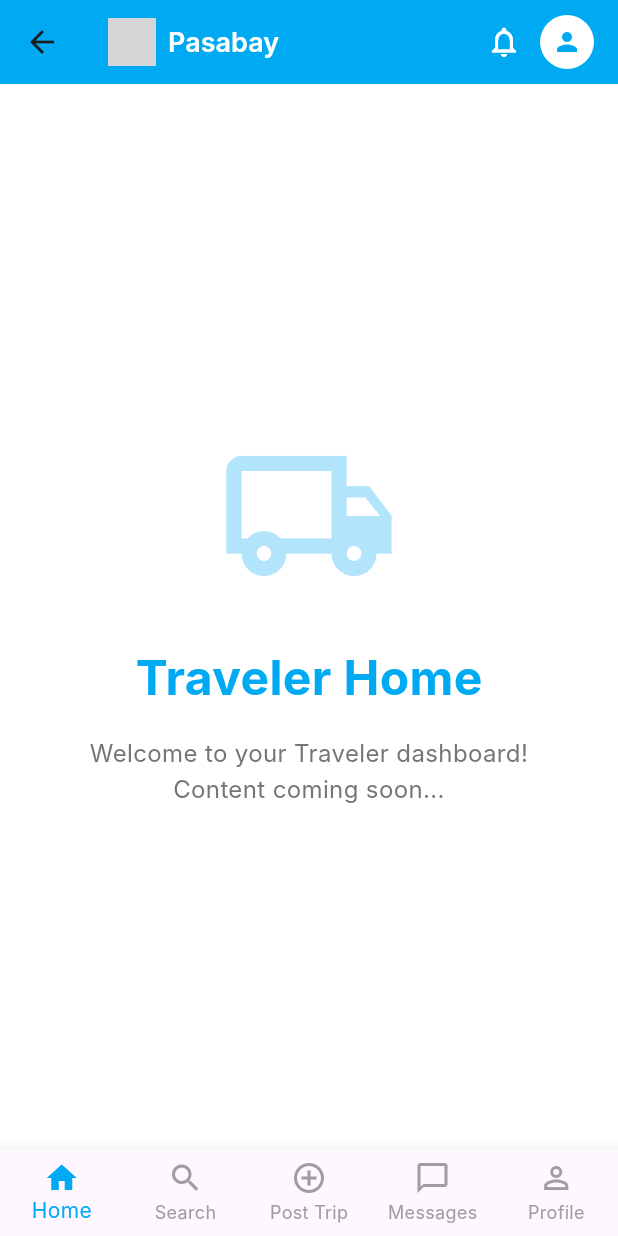
After one commit to hul20/Pasabay, a Flutter app: the TravelerHomePage screen opened directly, on a phone screen of 412 x 824 dp. The commit adds this screen. Run offline on Flutter 3.47's test engine with Material 3 defaults, Android fonts, the phone set to English and light mode, and no system bars; our stand-ins replace cloud_firestore, firebase_auth, firebase_core; accounts and stored records are empty; network calls fail; Roboto replaces fonts that are missing (Inter); grey boxes are pictures that could not be loaded.

Commit message:
added role selection page and placeholder dashboards

```diff
--- /dev/null
+++ b/lib/screens/traveler_home_page.dart
@@ -0,0 +1,129 @@
+import 'package:flutter/material.dart';
+import '../utils/constants.dart';
+import '../utils/helpers.dart';
+
+class TravelerHomePage extends StatelessWidget {
+  const TravelerHomePage({super.key});
+
+  @override
+  Widget build(BuildContext context) {
+    final screenWidth = MediaQuery.of(context).size.width;
+    final scaleFactor = ResponsiveHelper.getScaleFactor(screenWidth);
+
+    return Scaffold(
+      backgroundColor: Colors.white,
+      appBar: AppBar(
+        backgroundColor: AppConstants.primaryColor,
+        elevation: 0,
+        title: Row(
+          children: [
+            Container(
+              width: 32 * scaleFactor,
+              height: 32 * scaleFactor,
+              decoration: BoxDecoration(
+                borderRadius: BorderRadius.circular(6 * scaleFactor),
+                image: const DecorationImage(
+                  image: NetworkImage(AppConstants.logoUrl),
+                  fit: BoxFit.cover,
+                ),
+              ),
+            ),
+            SizedBox(width: 8 * scaleFactor),
+            Text(
+              'Pasabay',
+              style: TextStyle(
+                fontSize: 18 * scaleFactor,
+                fontWeight: FontWeight.w600,
+                color: Colors.white,
+              ),
+            ),
+          ],
+        ),
+        actions: [
+          IconButton(
+            icon: Icon(
+              Icons.notifications_outlined,
+              color: Colors.white,
+              size: 24 * scaleFactor,
+            ),
+            onPressed: () {},
+          ),
+          Padding(
+            padding: EdgeInsets.only(right: 16 * scaleFactor),
+            child: CircleAvatar(
+              radius: 18 * scaleFactor,
+              backgroundColor: Colors.white,
+              child: Icon(
+                Icons.person,
+                color: AppConstants.primaryColor,
+                size: 20 * scaleFactor,
+              ),
+            ),
+          ),
+        ],
+      ),
+      body: Center(
+        child: Column(
+          mainAxisAlignment: MainAxisAlignment.center,
+          children: [
+            Icon(
+              Icons.local_shipping_outlined,
+              size: 120 * scaleFactor,
+              color: AppConstants.primaryColor.withOpacity(0.3),
+            ),
+            SizedBox(height: 24 * scaleFactor),
+            Text(
+              'Traveler Home',
+              style: TextStyle(
+                fontSize: 32 * scaleFactor,
+                fontWeight: FontWeight.bold,
+                color: AppConstants.primaryColor,
+              ),
+            ),
+            SizedBox(height: 16 * scaleFactor),
+            Padding(
+              padding: EdgeInsets.symmetric(horizontal: 48 * scaleFactor),
+              child: Text(
+                'Welcome to your Traveler dashboard!\nContent coming soon...',
+                textAlign: TextAlign.center,
+                style: TextStyle(
+                  fontSize: 16 * scaleFactor,
+                  color: Colors.grey[600],
+                  height: 1.5,
+                ),
+              ),
+            ),
+          ],
+        ),
+      ),
+      bottomNavigationBar: BottomNavigationBar(
+        type: BottomNavigationBarType.fixed,
+        selectedItemColor: AppConstants.primaryColor,
+        unselectedItemColor: Colors.grey,
+        currentIndex: 0,
+        items: const [
+          BottomNavigationBarItem(
+            icon: Icon(Icons.home),
+            label: 'Home',
+          ),
+          BottomNavigationBarItem(
+            icon: Icon(Icons.search),
+            label: 'Search',
+          ),
+          BottomNavigationBarItem(
+            icon: Icon(Icons.add_circle_outline),
+            label: 'Post Trip',
+          ),
+          BottomNavigationBarItem(
+            icon: Icon(Icons.chat_bubble_outline),
+            label: 'Messages',
+          ),
+          BottomNavigationBarItem(
+            icon: Icon(Icons.person_outline),
+            label: 'Profile',
+          ),
+        ],
+      ),
+    );
+  }
+}
--- a/lib/screens/verify_page.dart
+++ b/lib/screens/verify_page.dart
@@ -4,7 +4,7 @@ import 'package:flutter/services.dart';
 import '../utils/constants.dart';
 import '../utils/helpers.dart';
 import '../widgets/gradient_header.dart';
-import 'home_page.dart';
+import 'role_selection_page.dart';
 
 class VerifyPage extends StatefulWidget {
   final String? email;
@@ -89,10 +89,10 @@ class _VerifyPageState extends State<VerifyPage> {
         ),
       );
 
-      // Navigate to HomePage
+      // Navigate to RoleSelectionPage
       Navigator.pushReplacement(
         context,
-        MaterialPageRoute(builder: (context) => const HomePage()),
+        MaterialPageRoute(builder: (context) => const RoleSelectionPage()),
       );
     } else {
       ScaffoldMessenger.of(context).showSnackBar(
```
Also changed, not shown: lib/screens/requester_home_page.dart (added, +129 -0 lines), lib/screens/role_selection_page.dart (added, +301 -0 lines).
